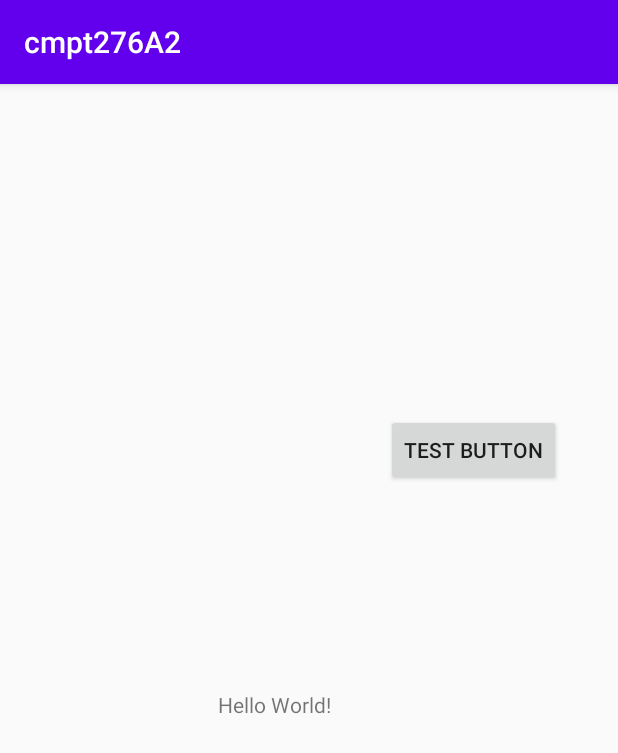
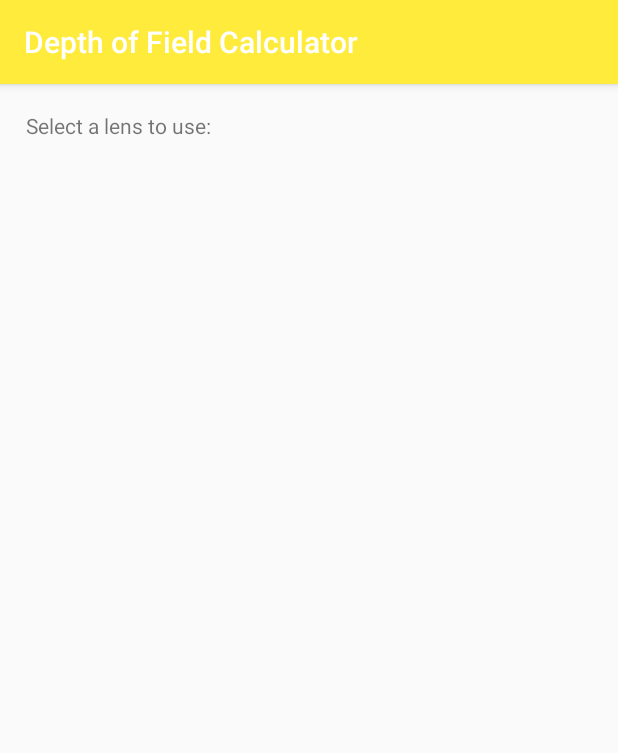
Before and after one commit to Tooo/Depth-of-Field-Calculator-Android, an Android app: the screen it shows after launch (MainActivity), on a phone screen of 412 x 824 dp. Shown: the top 753 px of the screen. Run offline under Robolectric (Android 15) with nearby library versions, the phone set to English and light mode, and no system bars.

Commit message:
Change simple texts
Removed test button, changed colours of header, and modify text in DOF Calculator screen

```diff
--- a/app/src/main/java/com/cmpt276a2/MainActivity.java
+++ b/app/src/main/java/com/cmpt276a2/MainActivity.java
@@ -9,22 +9,11 @@ import android.widget.Button;
 import android.widget.Toast;
 
 public class MainActivity extends AppCompatActivity {
-    private  static final String TAG = "TestApp";
 
     @Override
     protected void onCreate(Bundle savedInstanceState) {
         super.onCreate(savedInstanceState);
         setContentView(R.layout.activity_main);
 
-        Button btn = (Button) findViewById(R.id.btn_test);
-
-        btn.setOnClickListener(new View.OnClickListener() {
-            @Override
-            public void onClick(View view) {
-                Log.i(TAG, "Test test message");
-                Toast.makeText(getApplicationContext(), "It's magic", Toast.LENGTH_SHORT)
-                .show();
-            }
-        });
     }
 }
--- a/app/src/main/res/layout/activity_main.xml
+++ b/app/src/main/res/layout/activity_main.xml
@@ -7,27 +7,15 @@
     tools:context=".MainActivity">
 
     <TextView
-        android:id="@+id/textView"
+        android:id="@+id/tv_selectLens"
         android:layout_width="wrap_content"
         android:layout_height="wrap_content"
-        android:text="Hello World!"
+        android:text="@string/select_a_lens_to_use"
         app:layout_constraintBottom_toBottomOf="parent"
-        app:layout_constraintHorizontal_bias="0.432"
+        app:layout_constraintHorizontal_bias="0.059"
         app:layout_constraintLeft_toLeftOf="parent"
         app:layout_constraintRight_toRightOf="parent"
         app:layout_constraintTop_toTopOf="parent"
-        app:layout_constraintVertical_bias="0.54" />
-
-    <Button
-        android:id="@+id/btn_test"
-        android:layout_width="wrap_content"
-        android:layout_height="wrap_content"
-        android:text="@string/test_button"
-        app:layout_constraintBottom_toBottomOf="parent"
-        app:layout_constraintEnd_toEndOf="parent"
-        app:layout_constraintHorizontal_bias="0.872"
-        app:layout_constraintStart_toStartOf="parent"
-        app:layout_constraintTop_toTopOf="parent"
-        app:layout_constraintVertical_bias="0.306" />
+        app:layout_constraintVertical_bias="0.024" />
 
 </androidx.constraintlayout.widget.ConstraintLayout>
--- a/app/src/main/res/values/colors.xml
+++ b/app/src/main/res/values/colors.xml
@@ -1,6 +1,6 @@
 <?xml version="1.0" encoding="utf-8"?>
 <resources>
-    <color name="colorPrimary">#6200EE</color>
-    <color name="colorPrimaryDark">#3700B3</color>
-    <color name="colorAccent">#03DAC5</color>
+    <color name="colorPrimary">#FFEB3B</color>
+    <color name="colorPrimaryDark">#3F51B5</color>
+    <color name="colorAccent">#00BCD4</color>
 </resources>
--- a/app/src/main/res/values/strings.xml
+++ b/app/src/main/res/values/strings.xml
@@ -1,4 +1,4 @@
 <resources>
-    <string name="app_name">cmpt276A2</string>
-    <string name="test_button">Test Button</string>
+    <string name="app_name">Depth of Field Calculator</string>
+    <string name="select_a_lens_to_use">Select a lens to use:</string>
 </resources>
```
